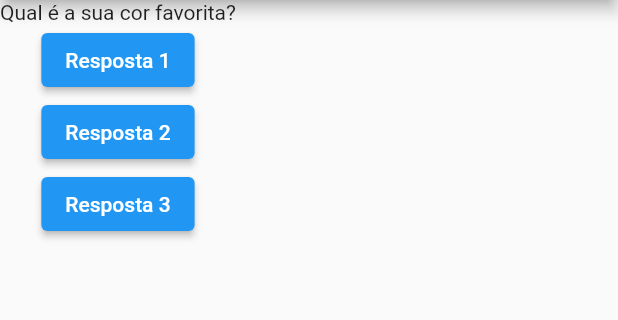
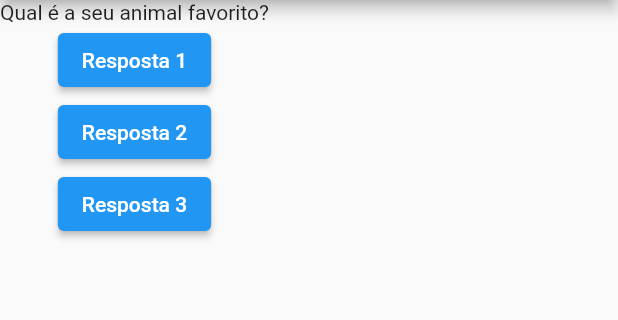
Before and after one commit to jermelterzi/projeto_perguntas, a Flutter app: the screen it shows after launch, after a tap on "Resposta 1", on a phone screen of 412 x 824 dp, the part 84-404 px from its top. Run offline on Flutter 3.47's test engine with Material 2 defaults, Android fonts, the phone set to English and light mode, and no system bars.

Commit message:
Convertendo a Widget do app para Stateful e alterando a pergunta cada vez que é respondida

```diff
--- a/lib/main.dart
+++ b/lib/main.dart
@@ -1,19 +1,30 @@
 import 'package:flutter/material.dart';
 
 main() {
-  runApp(PerguntaApp());
+  runApp(const PerguntaApp());
 }
 
-class PerguntaApp extends StatelessWidget {
-  PerguntaApp({Key? key}) : super(key: key);
+class PerguntaApp extends StatefulWidget {
+  const PerguntaApp({Key? key}) : super(key: key);
 
+  @override
+  State<PerguntaApp> createState() => _PerguntaAppState();
+}
+
+class _PerguntaAppState extends State<PerguntaApp> {
   final perguntas = [
     'Qual é a sua cor favorita?',
     'Qual é a seu animal favorito?'
   ];
 
+  var perguntaSelecionada = 0;
+
   void responder() {
-    print('Resposta 1 escolhida!');
+    setState(() {
+      if(perguntaSelecionada < perguntas.length) {
+        perguntaSelecionada++;
+      }
+    });
   }
 
   @override
@@ -25,19 +36,17 @@ class PerguntaApp extends StatelessWidget {
         ),
         body: Column(
           children: [
-            Text(perguntas[0]),
+            Text(perguntas[perguntaSelecionada]),
             ElevatedButton(
               onPressed: responder,
               child: const Text('Resposta 1'),
             ),
             ElevatedButton(
-              onPressed: () {
-                print('Resposta 2 escolhida!');
-              },
+              onPressed: responder,
               child: const Text('Resposta 2'),
             ),
             ElevatedButton(
-              onPressed: () => print('Resposta 3 escolhida!'),
+              onPressed: responder,
               child: const Text('Resposta 3'),
             ),
           ],
```
